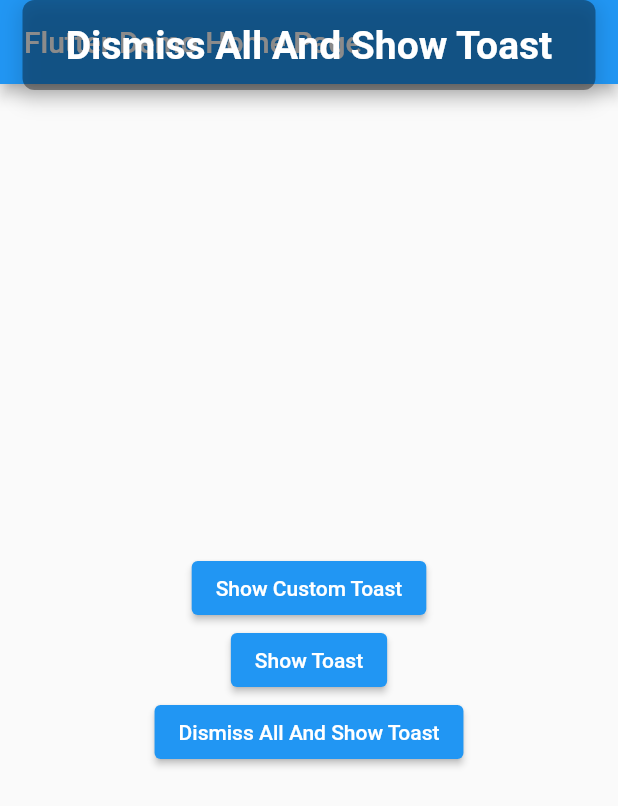
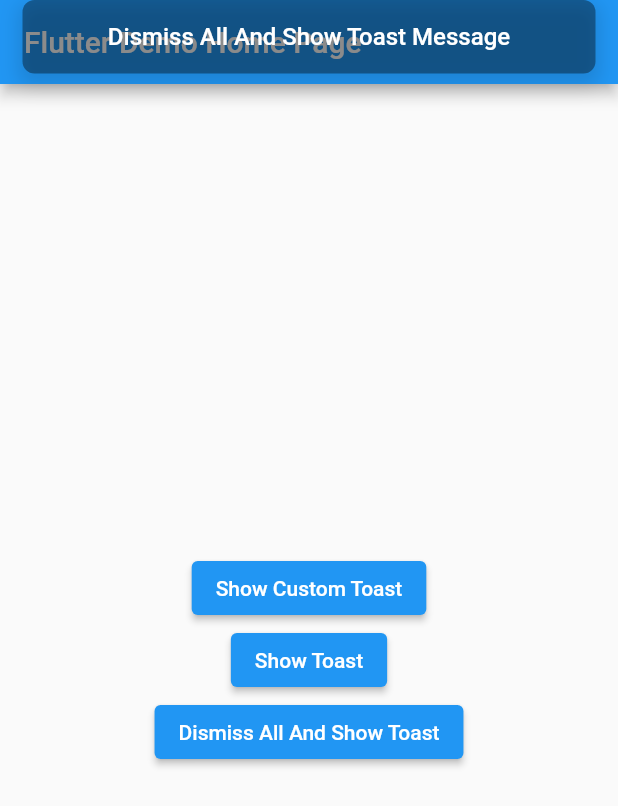
Before and after one commit to Mto292/overlay_toast_message, a Flutter app: the screen it shows after launch, after a tap on "Dismiss All And Show Toast", on a phone screen of 412 x 824 dp. Shown: the top 806 px of the screen. Run offline on Flutter 3.47's test engine with Material 2 defaults, Android fonts, the phone set to English and light mode, and no system bars.

Commit message:
added new param

```diff
--- a/example/lib/main.dart
+++ b/example/lib/main.dart
@@ -70,7 +70,7 @@ class _MyHomePageState extends State<MyHomePage> {
     OverlayToastMessage.show(
       context,
       dismissAll: true,
-      textMessage: 'Dismiss All And Show Toast',
+      textMessage: 'Dismiss All And Show Toast Message',
     );
   }
 
--- a/lib/src/overlay_toast_message.dart
+++ b/lib/src/overlay_toast_message.dart
@@ -10,6 +10,10 @@ class OverlayToastMessage extends StatefulWidget {
   final Duration duration;
   final Duration animDuration;
   final String? textMessage;
+  final Decoration? decoration;
+  final Color? backgroundColor;
+  final BorderRadiusGeometry? borderRadius;
+  final TextStyle? textStyle;
 
   OverlayToastMessage.show(
     BuildContext context, {
@@ -19,6 +23,10 @@ class OverlayToastMessage extends StatefulWidget {
     this.duration = const Duration(seconds: 3),
     this.animDuration = const Duration(milliseconds: 100),
     bool dismissAll = false,
+    this.decoration,
+    this.backgroundColor,
+    this.borderRadius,
+    this.textStyle,
   }) {
     assert(widget != null || textMessage != null);
     assert(duration > animDuration);
@@ -67,8 +75,9 @@ class _ToastWidgetState extends State<OverlayToastMessage> {
           child: SizedBox(
             width: double.infinity,
             child: DecoratedBox(
-              decoration: BoxDecoration(
-                color: Colors.black38,
+              decoration: widget.decoration ??
+                  BoxDecoration(
+                    color: widget.backgroundColor ?? Colors.black38,
                     boxShadow: const [
                       BoxShadow(
                         spreadRadius: 3,
@@ -77,19 +86,19 @@ class _ToastWidgetState extends State<OverlayToastMessage> {
                         color: Colors.black12,
                       )
                     ],
-                borderRadius: BorderRadius.circular(8),
+                    borderRadius: widget.borderRadius ?? BorderRadius.circular(8),
                   ),
               child: Padding(
                 padding: const EdgeInsets.all(15),
                 child: Text(
                   widget.textMessage!,
-                  style: const TextStyle(
+                  style: widget.textStyle ??
+                      const TextStyle(
                         color: Colors.white,
-                    fontSize: 26,
-                    fontWeight: FontWeight.w700,
+                        fontSize: 16,
+                        fontWeight: FontWeight.w500,
                       ),
                   textAlign: TextAlign.center,
-                  maxLines: 2,
                 ),
               ),
             ),
--- a/pubspec.yaml
+++ b/pubspec.yaml
@@ -1,6 +1,6 @@
 name: overlay_toast_message
 description: A flutter widget of overlay Toast Message.
-version: 1.0.0
+version: 1.0.1
 homepage: https://github.com/Mto292/overlay_toast_message.git
 
 environment:
```
Also changed, not shown: 2 other files. Lines whose indentation alone changed are shown as unchanged.
